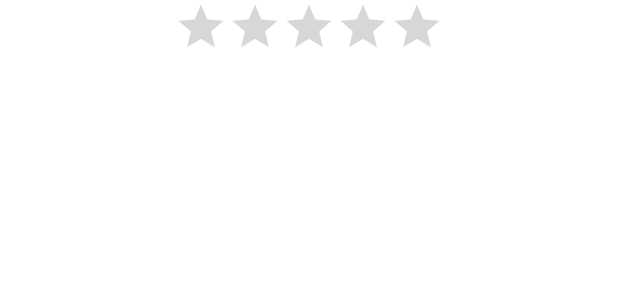
After one commit to timvanginderen/beers, an Android app: the layout rating_dialog.xml on its own in the app's theme, with its tools: preview values and no code run, on a phone screen of 412 x 824 dp. The commit adds this screen. Shown: the top 300 px of the screen. Run offline under Robolectric (Android 15) with nearby library versions, the phone set to English and light mode, and no system bars; network calls fail.

Commit message:
Implement rating dialog on detail page

```diff
--- /dev/null
+++ b/app/src/main/res/layout/rating_dialog.xml
@@ -0,0 +1,18 @@
+<?xml version="1.0" encoding="utf-8"?>
+<LinearLayout xmlns:android="http://schemas.android.com/apk/res/android"
+    android:layout_width="match_parent"
+    android:layout_height="match_parent"
+    android:orientation="vertical">
+
+    <RatingBar
+        style="@style/Widget.AppCompat.RatingBar.Indicator"
+        android:id="@+id/rating"
+        android:layout_width="wrap_content"
+        android:layout_height="wrap_content"
+        android:saveEnabled="true"
+        android:numStars="5"
+        android:layout_gravity="center"
+        android:isIndicator="false"
+        android:stepSize="1.0" />
+
+</LinearLayout>
--- a/app/src/main/res/values/strings.xml
+++ b/app/src/main/res/values/strings.xml
@@ -9,4 +9,7 @@
     <string name="menu_filter">Filter</string>
     <string name="nav_best">Best</string>
     <string name="btn_rate">Rate</string>
+    <string name="dialog_title">Rate beer</string>
+    <string name="dialog_message">Please tell us how much you like this beer giving it a score from 1 to 5 stars.</string>
+    <string name="send">Send</string>
 </resources>
```
Also changed, not shown: app/src/main/java/be/tim/beers/beerdetail/BeerDetailFragment.kt (+39 -4 lines).
